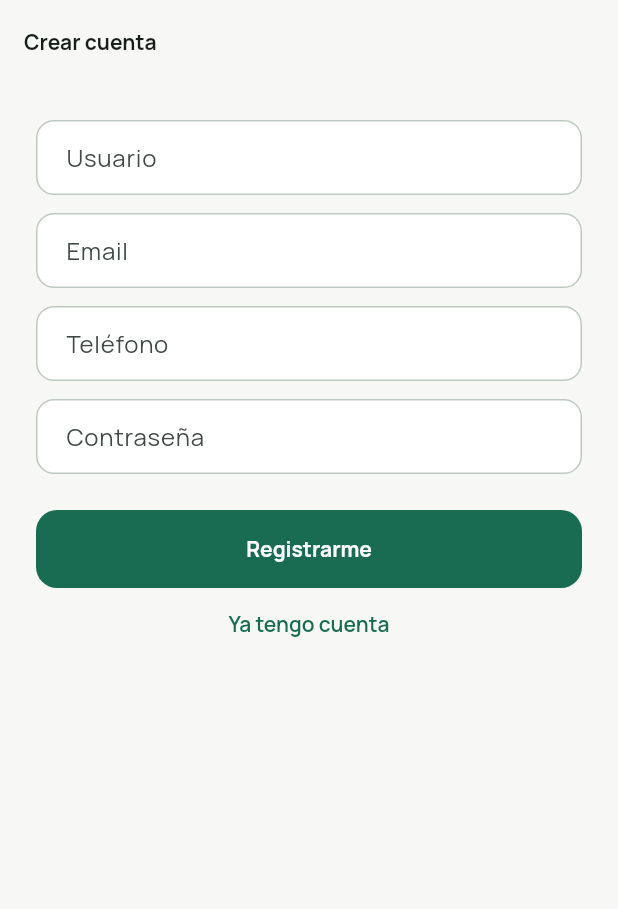
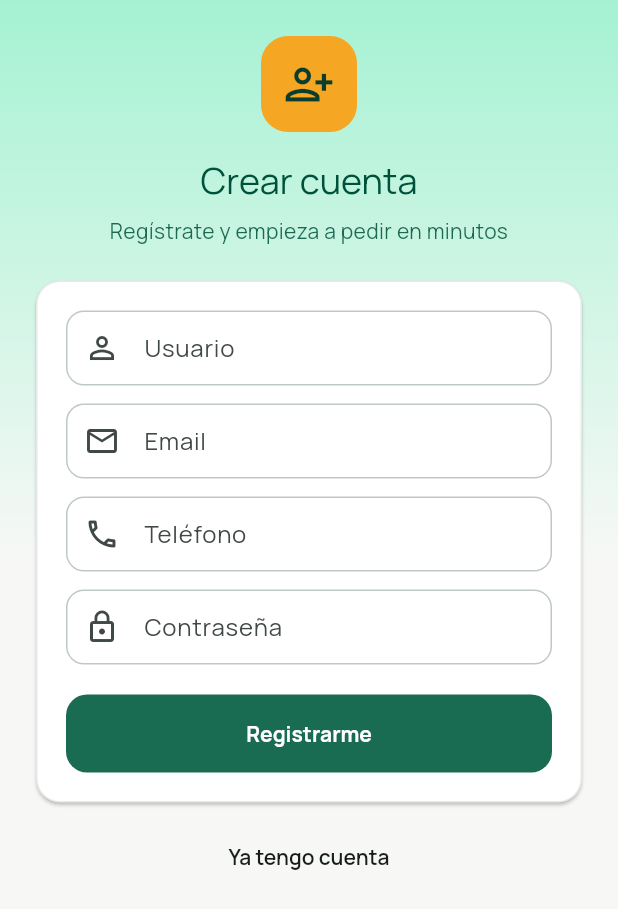
Before and after one commit to osedhelu/DTS-flutter-customer, a Flutter app: the SettingsScreen screen opened by its route, after a tap on "Cerrar sesión", after a tap on "¿Nuevo aquí? Crear cuenta", on a phone screen of 412 x 824 dp. Shown: the top 909 px of the screen. Run offline on Flutter 3.47's test engine with Material 3 defaults, Android fonts, the phone set to English and light mode, and no system bars; our stand-ins replace cached_network_image, connectivity_plus, dio, equatable, firebase_auth, firebase_core and 10 more; accounts and stored records are empty; network calls fail; project files that could hold a hidden picture were left out.

Commit message:
feat(auth): integrar autenticación con Firebase, optimizar gestión de estado y mejorar la interfaz de usuario en pantallas de registro y perfil

```diff
--- a/lib/features/auth/domain/repositories/auth_repository.dart
+++ b/lib/features/auth/domain/repositories/auth_repository.dart
@@ -15,7 +15,11 @@ abstract class AuthRepository {
 
   Future<AuthSession> signInWithGoogle({required String idToken});
 
-  Future<AuthSession> signInWithApple({required String idToken});
+  Future<AuthSession> signInWithApple({
+    required String idToken,
+    String? email,
+    String? fullName,
+  });
 
   Future<void> logout();
 
--- a/lib/features/auth/infrastructure/repositories/auth_repository_impl.dart
+++ b/lib/features/auth/infrastructure/repositories/auth_repository_impl.dart
@@ -1,4 +1,6 @@
 import '../../../../core/network/token_storage.dart';
+import 'package:firebase_auth/firebase_auth.dart';
+import 'package:google_sign_in/google_sign_in.dart';
 import '../../domain/entities/auth_session.dart';
 import '../../domain/repositories/auth_repository.dart';
 import '../datasources/auth_remote_datasource.dart';
@@ -8,11 +10,17 @@ class AuthRepositoryImpl implements AuthRepository {
   AuthRepositoryImpl({
     required AuthRemoteDataSource remoteDataSource,
     required TokenStorage tokenStorage,
+    required GoogleSignIn googleSignIn,
+    required FirebaseAuth firebaseAuth,
   })  : _remoteDataSource = remoteDataSource,
-        _tokenStorage = tokenStorage;
+        _tokenStorage = tokenStorage,
+        _googleSignIn = googleSignIn,
+        _firebaseAuth = firebaseAuth;
 
   final AuthRemoteDataSource _remoteDataSource;
   final TokenStorage _tokenStorage;
+  final GoogleSignIn _googleSignIn;
+  final FirebaseAuth _firebaseAuth;
 
   @override
   Future<AuthSession> login({
@@ -49,8 +57,16 @@ class AuthRepositoryImpl implements AuthRepository {
   }
 
   @override
-  Future<AuthSession> signInWithApple({required String idToken}) async {
-    final dto = await _remoteDataSource.signInWithApple(idToken: idToken);
+  Future<AuthSession> signInWithApple({
+    required String idToken,
+    String? email,
+    String? fullName,
+  }) async {
+    final dto = await _remoteDataSource.signInWithApple(
+      idToken: idToken,
+      email: email,
+      fullName: fullName,
+    );
     return _persistSession(dto);
   }
 
@@ -64,7 +80,15 @@ class AuthRepositoryImpl implements AuthRepository {
   }
 
   @override
-  Future<void> logout() => _tokenStorage.clear();
+  Future<void> logout() async {
+    await _tokenStorage.clear();
+    try {
+      await _googleSignIn.signOut();
+    } catch (_) {}
+    try {
+      await _firebaseAuth.signOut();
+    } catch (_) {}
+  }
 
   @override
   Future<bool> isAuthenticated() async {
--- a/lib/features/auth/presentation/screens/login_screen.dart
+++ b/lib/features/auth/presentation/screens/login_screen.dart
@@ -75,16 +75,20 @@ class _LoginScreenState extends ConsumerState<LoginScreen> {
   @override
   Widget build(BuildContext context) {
     final theme = Theme.of(context);
+    final scheme = theme.colorScheme;
 
     return Scaffold(
       body: Container(
         width: double.infinity,
-        decoration: const BoxDecoration(
+        decoration: BoxDecoration(
           gradient: LinearGradient(
             begin: Alignment.topCenter,
             end: Alignment.bottomCenter,
-            colors: [Color(0xFF0B3D2E), Color(0xFF145A43), Color(0xFFF7F8F6)],
-            stops: [0.0, 0.35, 0.35],
+            colors: [
+              scheme.primaryContainer,
+              scheme.surface,
+            ],
+            stops: const [0.0, 0.45],
           ),
         ),
         child: SafeArea(
@@ -113,7 +117,7 @@ class _LoginScreenState extends ConsumerState<LoginScreen> {
                   'DTS Delivery',
                   textAlign: TextAlign.center,
                   style: theme.textTheme.headlineMedium?.copyWith(
-                    color: Colors.white,
+                    color: scheme.onPrimaryContainer,
                     fontWeight: FontWeight.w700,
                   ),
                 ),
@@ -122,7 +126,7 @@ class _LoginScreenState extends ConsumerState<LoginScreen> {
                   'Pide en tus comercios favoritos',
                   textAlign: TextAlign.center,
                   style: theme.textTheme.bodyMedium?.copyWith(
-                    color: Colors.white.withValues(alpha: 0.85),
+                    color: scheme.onPrimaryContainer.withValues(alpha: 0.86),
                   ),
                 ),
                 const SizedBox(height: 36),
@@ -216,7 +220,10 @@ class _LoginScreenState extends ConsumerState<LoginScreen> {
                 const SizedBox(height: 16),
                 TextButton(
                   onPressed: _isLoading ? null : () => context.go('/register'),
-                  child: const Text('¿Nuevo aquí? Crear cuenta'),
+                  child: Text(
+                    '¿Nuevo aquí? Crear cuenta',
+                    style: TextStyle(color: scheme.onSurface),
+                  ),
                 ),
               ],
             ),
--- a/lib/features/auth/presentation/screens/register_screen.dart
+++ b/lib/features/auth/presentation/screens/register_screen.dart
@@ -3,6 +3,8 @@ import 'package:flutter_riverpod/flutter_riverpod.dart';
 import 'package:go_router/go_router.dart';
 
 import '../../../../core/di/providers.dart';
+import '../../../../core/theme/app_theme.dart';
+import '../../../../core/widgets/widgets.dart';
 import '../../application/post_auth_service.dart';
 import '../../domain/usecases/register_usecase.dart';
 
@@ -63,27 +65,85 @@ class _RegisterScreenState extends ConsumerState<RegisterScreen> {
 
   @override
   Widget build(BuildContext context) {
+    final theme = Theme.of(context);
+    final scheme = theme.colorScheme;
+
     return Scaffold(
-      appBar: AppBar(title: const Text('Crear cuenta')),
-      body: Padding(
+      body: Container(
+        width: double.infinity,
+        decoration: BoxDecoration(
+          gradient: LinearGradient(
+            begin: Alignment.topCenter,
+            end: Alignment.bottomCenter,
+            colors: [scheme.primaryContainer, scheme.surface],
+            stops: const [0.0, 0.45],
+          ),
+        ),
+        child: SafeArea(
+          child: Padding(
             padding: const EdgeInsets.all(24),
             child: Form(
               key: _formKey,
               child: ListView(
                 children: [
+                  Center(
+                    child: Container(
+                      width: 64,
+                      height: 64,
+                      decoration: BoxDecoration(
+                        color: AppTheme.accent,
+                        borderRadius: BorderRadius.circular(18),
+                      ),
+                      child: const Icon(
+                        Icons.person_add_alt_1_outlined,
+                        color: Color(0xFF0B3D2E),
+                        size: 34,
+                      ),
+                    ),
+                  ),
+                  const SizedBox(height: 16),
+                  Text(
+                    'Crear cuenta',
+                    textAlign: TextAlign.center,
+                    style: theme.textTheme.headlineSmall?.copyWith(
+                      color: scheme.onPrimaryContainer,
+                    ),
+                  ),
+                  const SizedBox(height: 8),
+                  Text(
+                    'Regístrate y empieza a pedir en minutos',
+                    textAlign: TextAlign.center,
+                    style: theme.textTheme.bodyMedium?.copyWith(
+                      color: scheme.onPrimaryContainer.withValues(alpha: 0.86),
+                    ),
+                  ),
+                  const SizedBox(height: 24),
+                  Card(
+                    child: Padding(
+                      padding: const EdgeInsets.all(20),
+                      child: Column(
+                        children: [
                           TextFormField(
                             key: const Key('register_username'),
                             controller: _usernameController,
-                decoration: const InputDecoration(labelText: 'Usuario'),
-                validator: (v) => v == null || v.isEmpty ? 'Requerido' : null,
+                            decoration: const InputDecoration(
+                              labelText: 'Usuario',
+                              prefixIcon: Icon(Icons.person_outline),
+                            ),
+                            validator: (v) =>
+                                v == null || v.isEmpty ? 'Requerido' : null,
                           ),
                           const SizedBox(height: 12),
                           TextFormField(
                             key: const Key('register_email'),
                             controller: _emailController,
                             keyboardType: TextInputType.emailAddress,
-                decoration: const InputDecoration(labelText: 'Email'),
-                validator: (v) => v == null || v.isEmpty ? 'Requerido' : null,
+                            decoration: const InputDecoration(
+                              labelText: 'Email',
+                              prefixIcon: Icon(Icons.email_outlined),
+                            ),
+                            validator: (v) =>
+                                v == null || v.isEmpty ? 'Requerido' : null,
                           ),
                           const SizedBox(height: 12),
                           TextFormField(
@@ -92,42 +152,53 @@ class _RegisterScreenState extends ConsumerState<RegisterScreen> {
                             decoration: const InputDecoration(
                               labelText: 'Teléfono',
                               hintText: '+573001234567',
+                              prefixIcon: Icon(Icons.phone_outlined),
                             ),
-                validator: (v) => v == null || v.isEmpty ? 'Requerido' : null,
+                            validator: (v) =>
+                                v == null || v.isEmpty ? 'Requerido' : null,
                           ),
                           const SizedBox(height: 12),
                           TextFormField(
                             key: const Key('register_password'),
                             controller: _passwordController,
                             obscureText: true,
-                decoration: const InputDecoration(labelText: 'Contraseña'),
-                validator: (v) =>
-                    v == null || v.length < 8 ? 'Mínimo 8 caracteres' : null,
+                            decoration: const InputDecoration(
+                              labelText: 'Contraseña',
+                              prefixIcon: Icon(Icons.lock_outline),
+                            ),
+                            validator: (v) => v == null || v.length < 8
+                                ? 'Mínimo 8 caracteres'
+                                : null,
                           ),
                           if (_error != null) ...[
                             const SizedBox(height: 12),
                             Text(
                               _error!,
-                  style: TextStyle(color: Theme.of(context).colorScheme.error),
+                              style: TextStyle(color: scheme.error),
                             ),
                           ],
-              const SizedBox(height: 24),
-              FilledButton(
+                          const SizedBox(height: 20),
+                          DtsPrimaryButton(
                             key: const Key('register_submit'),
                             onPressed: _isLoading ? null : _submit,
-                child: _isLoading
-                    ? const SizedBox(
-                        width: 20,
-                        height: 20,
-                        child: CircularProgressIndicator(strokeWidth: 2),
-                      )
-                    : const Text('Registrarme'),
+                            label: 'Registrarme',
+                            isLoading: _isLoading,
                           ),
+                        ],
+                      ),
+                    ),
+                  ),
+                  const SizedBox(height: 12),
                   TextButton(
                     onPressed: () => context.go('/login'),
-                child: const Text('Ya tengo cuenta'),
+                    child: Text(
+                      'Ya tengo cuenta',
+                      style: TextStyle(color: scheme.onSurface),
+                    ),
                   ),
                 ],
+              ),
+            ),
           ),
         ),
       ),
--- a/lib/features/profile/domain/entities/customer_profile.dart
+++ b/lib/features/profile/domain/entities/customer_profile.dart
@@ -3,18 +3,20 @@ import 'package:equatable/equatable.dart';
 class CustomerProfile extends Equatable {
   const CustomerProfile({
     required this.fullName,
+    required this.email,
     required this.phone,
     required this.photoUrl,
     required this.defaultAddress,
   });
 
   final String fullName;
+  final String email;
   final String phone;
   final String photoUrl;
   final String defaultAddress;
 
   @override
-  List<Object?> get props => [fullName, phone, photoUrl, defaultAddress];
+  List<Object?> get props => [fullName, email, phone, photoUrl, defaultAddress];
 }
 
 class CustomerAddress extends Equatable {
--- a/lib/features/profile/infrastructure/datasources/customer_profile_remote_datasource.dart
+++ b/lib/features/profile/infrastructure/datasources/customer_profile_remote_datasource.dart
@@ -14,6 +14,7 @@ class CustomerProfileRemoteDataSource {
     final j = res.data!;
     return CustomerProfile(
       fullName: j['full_name'] as String? ?? '',
+      email: j['email'] as String? ?? '',
       phone: j['phone'] as String? ?? '',
       photoUrl: j['photo_url'] as String? ?? '',
       defaultAddress: j['default_address'] as String? ?? '',
@@ -38,6 +39,7 @@ class CustomerProfileRemoteDataSource {
     final j = res.data!;
     return CustomerProfile(
       fullName: j['full_name'] as String? ?? '',
+      email: j['email'] as String? ?? '',
       phone: j['phone'] as String? ?? '',
       photoUrl: j['photo_url'] as String? ?? '',
       defaultAddress: j['default_address'] as String? ?? '',
--- a/lib/main.dart
+++ b/lib/main.dart
@@ -1,6 +1,7 @@
 import 'dart:async';
 
 import 'package:connectivity_plus/connectivity_plus.dart';
+import 'package:firebase_core/firebase_core.dart';
 import 'package:firebase_messaging/firebase_messaging.dart';
 import 'package:flutter/foundation.dart';
 import 'package:flutter/material.dart';
@@ -13,11 +14,15 @@ import 'core/router/app_router.dart';
 import 'core/theme/app_theme.dart';
 import 'core/widgets/widgets.dart';
 import 'features/notifications/application/push_notification_handler.dart';
+import 'firebase_options.dart';
 
 Future<void> main() async {
   WidgetsFlutterBinding.ensureInitialized();
 
   if (!kIsWeb) {
+    await Firebase.initializeApp(
+      options: DefaultFirebaseOptions.currentPlatform,
+    );
     FirebaseMessaging.onBackgroundMessage(firebaseMessagingBackgroundHandler);
   }
 
```
Also changed, not shown: lib/core/di/providers.dart (+9 -2 lines), lib/core/di/repository_providers.dart (+18 -0 lines), lib/core/firebase/firebase_service.dart (+5 -2 lines), lib/core/theme/app_theme.dart (+30 -53 lines), lib/core/widgets/dts_network_banner.dart (+7 -3 lines), lib/features/auth/domain/usecases/apple_sign_in_usecase.dart (+10 -1 lines), lib/features/auth/domain/usecases/google_sign_in_usecase.dart (+6 -11 lines), lib/features/auth/infrastructure/datasources/auth_remote_datasource.dart (+11 -2 lines), lib/features/profile/presentation/screens/profile_screen.dart (+22 -1 lines), 1 other file. Lines whose indentation alone changed are shown as unchanged.
